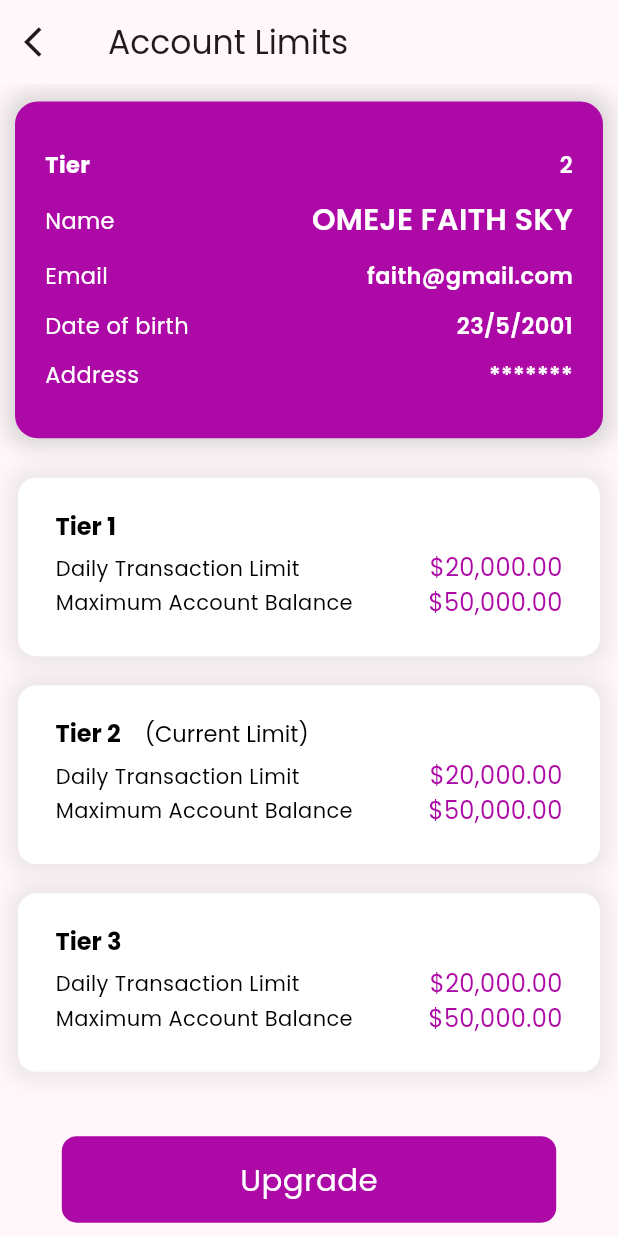
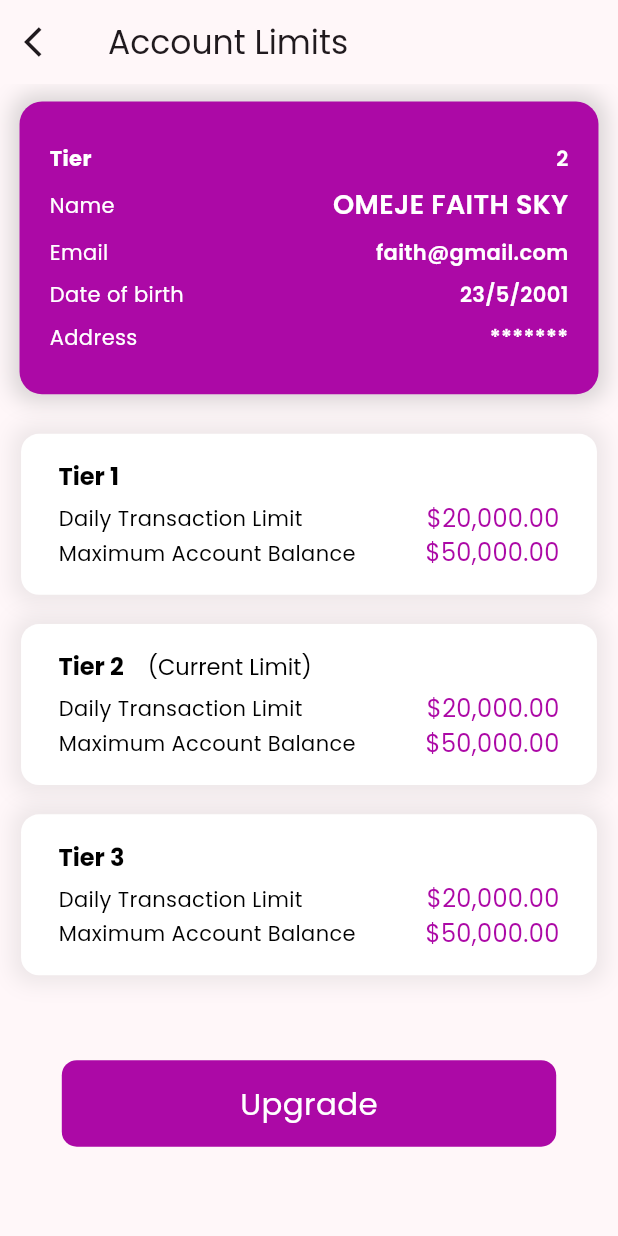
Before and after one commit to Chi-naza/Bulloak-FInance, a Flutter app: the AccountLimits screen opened by its route, on a phone screen of 412 x 824 dp. Run offline on Flutter 3.47's test engine with Material 3 defaults, Android fonts, the light colour scheme and no system bars; our stand-ins replace fl_chart, flutter_advanced_drawer, flutter_credit_card, flutter_screenutil, get, google_fonts and 3 more; missing offline and left inert: number_text_input_formatter; accounts and stored records are empty; network calls fail.

```diff
--- a/lib/main.dart
+++ b/lib/main.dart
@@ -34,7 +34,7 @@
                 ColorScheme.fromSeed(seedColor: AppColors.primaryColor),
             useMaterial3: true,
           ),
-          initialRoute: '/splashScreen',
+          initialRoute: '/homeNav',
           getPages: AppPages.routes,
           onInit: () {
             Get.put(AuthController(), permanent: true);
--- a/lib/screens/auth/launch.dart
+++ b/lib/screens/auth/launch.dart
@@ -1,7 +1,5 @@
 import 'package:flutter/material.dart';
 import 'package:get/get.dart';
-import 'package:google_fonts/google_fonts.dart';
-
 import '../../colors.dart';
 import '../../widgets/custom_button.dart';
 
--- a/lib/screens/cards.dart
+++ b/lib/screens/cards.dart
@@ -102,7 +102,7 @@
                   ],
                 ),
                 SizedBox(
-                  height: 340.h,
+                  height: 320.h,
                   child: ListView.separated(
                     itemCount: cardScreenInfo.length,
                     physics: const NeverScrollableScrollPhysics(),
@@ -137,9 +137,10 @@
                     },
                   ),
                 ),
+                SizedBox(height: 10.h),
                 CustomButton(
-                  height: h * 0.06,
-                  width: w * 0.7,
+                  height: h * 0.07,
+                  width: w * 0.8,
                   color: AppColors.primaryColor,
                   text: 'Get It Now',
                   fontWeight: FontWeight.normal,
--- a/lib/screens/dashboard.dart
+++ b/lib/screens/dashboard.dart
@@ -13,7 +13,6 @@
 import '../widgets/custom_button.dart';
 import '../widgets/maindrawer.dart';
 import 'transactions/deposit.dart';
-import 'transactions/withdraw.dart';
 
 class DashBoard extends StatefulWidget {
   const DashBoard({Key? key}) : super(key: key);
--- a/lib/screens/navbar/other_screens/acc_balance.dart
+++ b/lib/screens/navbar/other_screens/acc_balance.dart
@@ -18,7 +18,6 @@
   Widget build(BuildContext context) {
     var h = MediaQuery.of(context).size.height;
     var w = MediaQuery.of(context).size.width;
-    final _controller = PageController();
 
     return SafeArea(
       child: Scaffold(
--- a/lib/screens/profile/account_limits.dart
+++ b/lib/screens/profile/account_limits.dart
@@ -28,9 +28,9 @@
         body: SingleChildScrollView(
           child: Column(children: [
             Container(
-              height: 230.h,
+              height: 200.h,
               width: w,
-              margin: EdgeInsets.symmetric(horizontal: 10.w, vertical: 12.h),
+              margin: EdgeInsets.symmetric(horizontal: 13.w, vertical: 12.h),
               decoration: BoxDecoration(
                 color: AppColors.primaryColor,
                 borderRadius: BorderRadius.circular(15),
@@ -54,7 +54,7 @@
                             'Tier',
                             style: GoogleFonts.poppins(
                                 fontWeight: FontWeight.bold,
-                                fontSize: 15,
+                                fontSize: 14,
                                 color: Colors.white),
                           ),
                           Text(
@@ -62,7 +62,7 @@
                             style: GoogleFonts.poppins(
                                 fontWeight: FontWeight.w600,
                                 color: Colors.white,
-                                fontSize: 15),
+                                fontSize: 14),
                           )
                         ],
                       ),
@@ -73,14 +73,14 @@
                           Text(
                             'Name',
                             style: GoogleFonts.poppins(
-                                color: Colors.white, fontSize: 15),
+                                color: Colors.white, fontSize: 14),
                           ),
                           Text(
                             'Omeje Faith Sky'.toUpperCase(),
                             style: GoogleFonts.poppins(
                                 fontWeight: FontWeight.w600,
                                 color: Colors.white,
-                                fontSize: 20),
+                                fontSize: 18),
                           )
                         ],
                       ),
@@ -91,14 +91,14 @@
                           Text(
                             'Email',
                             style: GoogleFonts.poppins(
-                                color: Colors.white, fontSize: 15),
+                                color: Colors.white, fontSize: 14),
                           ),
                           Text(
                             'faith@gmail.com',
                             style: GoogleFonts.poppins(
                                 fontWeight: FontWeight.w600,
                                 color: Colors.white,
-                                fontSize: 15),
+                                fontSize: 14),
                           )
                         ],
                       ),
@@ -109,14 +109,14 @@
                           Text(
                             'Date of birth',
                             style: GoogleFonts.poppins(
-                                color: Colors.white, fontSize: 15),
+                                color: Colors.white, fontSize: 14),
                           ),
                           Text(
                             '23/5/2001',
                             style: GoogleFonts.poppins(
                                 fontWeight: FontWeight.w600,
                                 color: Colors.white,
-                                fontSize: 15),
+                                fontSize: 14),
                           )
                         ],
                       ),
@@ -127,14 +127,14 @@
                           Text(
                             'Address',
                             style: GoogleFonts.poppins(
-                                color: Colors.white, fontSize: 15),
+                                color: Colors.white, fontSize: 14),
                           ),
                           Text(
                             '*******',
                             style: GoogleFonts.poppins(
                                 fontWeight: FontWeight.w600,
                                 color: Colors.white,
-                                fontSize: 15),
+                                fontSize: 14),
                           )
                         ],
                       ),
@@ -147,9 +147,9 @@
               child: ListView.separated(
                   physics: const NeverScrollableScrollPhysics(),
                   itemBuilder: (context, index) => Container(
-                        height: 122.h,
+                        height: 110.h,
                         width: w,
-                        margin: EdgeInsets.symmetric(horizontal: 12.w),
+                        margin: EdgeInsets.symmetric(horizontal: 14.w),
                         decoration: BoxDecoration(
                           color: Colors.white,
                           borderRadius: BorderRadius.circular(12),
@@ -162,9 +162,10 @@
                         ),
                         child: Padding(
                           padding: const EdgeInsets.symmetric(
-                              horizontal: 25, vertical: 20),
+                              horizontal: 25, vertical: 12),
                           child: Column(
                             crossAxisAlignment: CrossAxisAlignment.start,
+                            mainAxisAlignment: MainAxisAlignment.center,
                             children: [
                               Row(
                                 mainAxisAlignment: MainAxisAlignment.start,
@@ -236,7 +237,7 @@
                   },
                   itemCount: accountLimits.length),
             ),
-            SizedBox(height: 30.h),
+            SizedBox(height: 8.h),
             CustomButton(
               height: h * 0.07,
               width: w * 0.8,
--- a/lib/widgets/maindrawer.dart
+++ b/lib/widgets/maindrawer.dart
@@ -1,4 +1,3 @@
-import 'package:bulloak_fin_mgt_fin_mgt/screens/profile/profile.dart';
 import 'package:bulloak_fin_mgt_fin_mgt/screens/history/history.dart';
 import 'package:flutter/material.dart';
 import 'package:get/get.dart';
```
